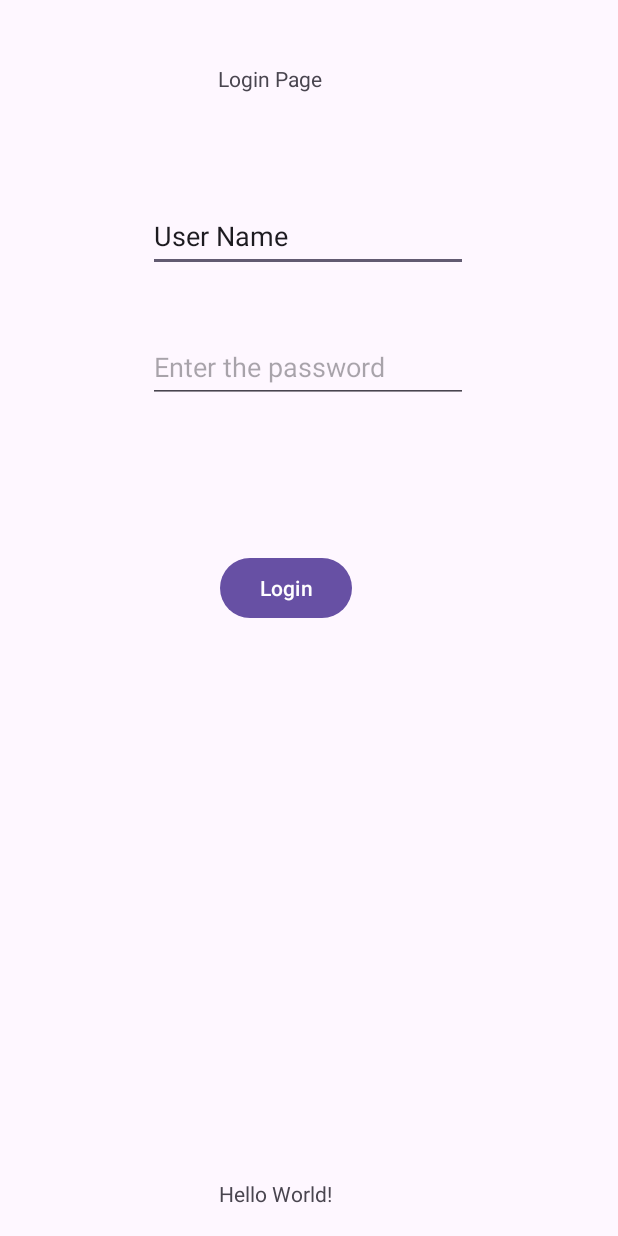
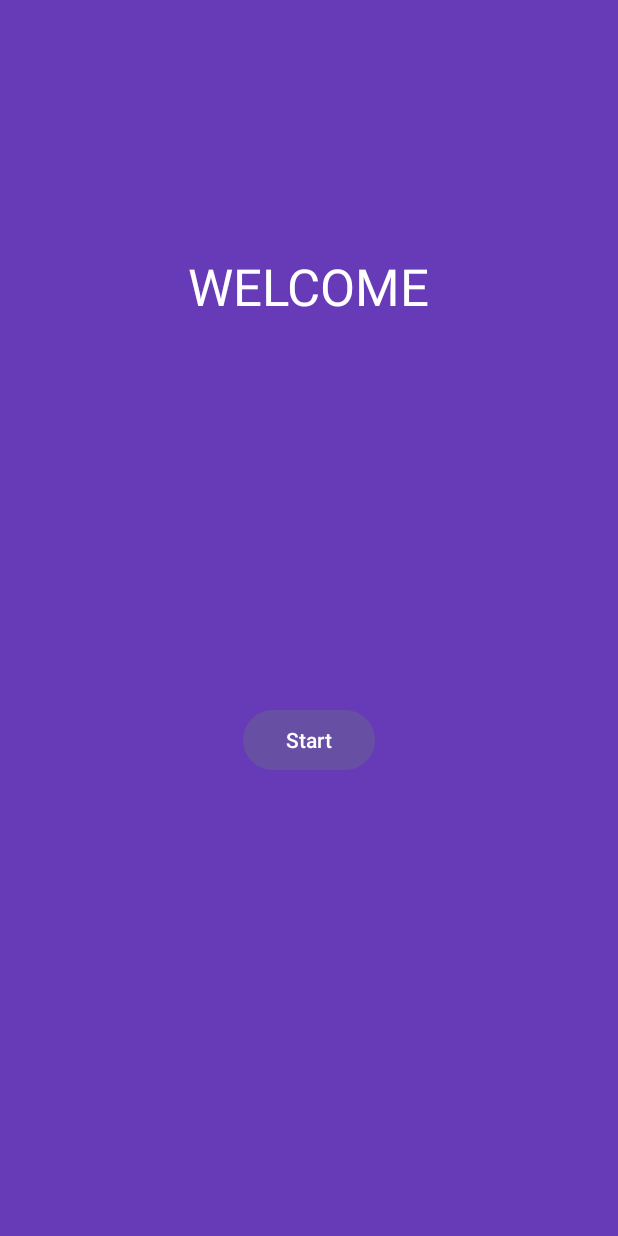
Before and after one commit to bhargavvarmasagi/Attendance-Buddy, an Android app: the screen it shows after launch (MainActivity), on a phone screen of 412 x 824 dp. Run offline under Robolectric (Android 15) with nearby library versions, the phone set to English and light mode, and no system bars.

Commit message:
updated the attendance app with new activities and changing old activities

```diff
--- a/app/src/main/AndroidManifest.xml
+++ b/app/src/main/AndroidManifest.xml
@@ -12,6 +12,9 @@
         android:supportsRtl="true"
         android:theme="@style/Theme.AttendanceBuddy"
         tools:targetApi="31">
+        <activity
+            android:name=".login"
+            android:exported="false" />
         <activity
             android:name=".AttendanceMarkingActivity"
             android:exported="false" />
--- a/app/src/main/java/com/example/attendance_buddy/MainActivity.java
+++ b/app/src/main/java/com/example/attendance_buddy/MainActivity.java
@@ -1,34 +1,31 @@
 package com.example.attendance_buddy;
+
+import androidx.appcompat.app.AppCompatActivity;
 
 import android.content.Intent;
 import android.os.Bundle;
 import android.view.View;
 import android.widget.Button;
 
-import androidx.activity.EdgeToEdge;
-import androidx.appcompat.app.AppCompatActivity;
-import androidx.core.graphics.Insets;
-import androidx.core.view.ViewCompat;
-import androidx.core.view.WindowInsetsCompat;
-
 public class MainActivity extends AppCompatActivity {
 
     @Override
     protected void onCreate(Bundle savedInstanceState) {
         super.onCreate(savedInstanceState);
-        EdgeToEdge.enable(this);
         setContentView(R.layout.activity_main);
-        ViewCompat.setOnApplyWindowInsetsListener(findViewById(R.id.main), (v, insets) -> {
-            Insets systemBars = insets.getInsets(WindowInsetsCompat.Type.systemBars());
-            v.setPadding(systemBars.left, systemBars.top, systemBars.right, systemBars.bottom);
-            return insets;
+        Button startBTN = findViewById(R.id.startBTN);
+        startBTN.setOnClickListener(new View.OnClickListener() {
+
+            @Override
+            public void onClick(View v) {
+                onClickstartBTN(v);
+            }
         });
+    }
 
-    }
-    public void loginActivity(View v){
-        Button loginBTN = findViewById(R.id.loginBTN);
-        Intent intent = new Intent(MainActivity.this, DashboardActivity.class);
-        startActivity(intent);
+    public void onClickstartBTN(View v) {
+        Intent ini = new Intent(this, login.class);
 
+        startActivity(ini);
     }
 }
--- a/app/src/main/res/layout/activity_main.xml
+++ b/app/src/main/res/layout/activity_main.xml
@@ -5,72 +5,30 @@
     android:id="@+id/main"
     android:layout_width="match_parent"
     android:layout_height="match_parent"
+    android:background="#673AB7"
     tools:context=".MainActivity">
 
-    <TextView
+
+    <Button
+        android:id="@+id/startBTN"
         android:layout_width="wrap_content"
         android:layout_height="wrap_content"
-        android:text="Hello World!"
-        app:layout_constraintBottom_toBottomOf="parent"
+        android:layout_marginTop="256dp"
+        android:text="Start"
         app:layout_constraintEnd_toEndOf="parent"
-        app:layout_constraintHorizontal_bias="0.434"
         app:layout_constraintStart_toStartOf="parent"
-        app:layout_constraintTop_toTopOf="parent"
-        app:layout_constraintVertical_bias="0.977" />
+        app:layout_constraintTop_toBottomOf="@+id/welcomeTV" />
 
     <TextView
-        android:id="@+id/textView4"
+        android:id="@+id/welcomeTV"
         android:layout_width="wrap_content"
         android:layout_height="wrap_content"
-        android:text="Login Page"
-        app:layout_constraintBottom_toBottomOf="parent"
+        android:layout_marginTop="168dp"
+        android:text="WELCOME"
+        android:textColor="#FFFFFF"
+        android:textSize="34sp"
         app:layout_constraintEnd_toEndOf="parent"
-        app:layout_constraintHorizontal_bias="0.425"
+        app:layout_constraintHorizontal_bias="0.5"
         app:layout_constraintStart_toStartOf="parent"
-        app:layout_constraintTop_toTopOf="parent"
-        app:layout_constraintVertical_bias="0.053" />
-
-    <EditText
-        android:id="@+id/userNameET"
-        android:layout_width="wrap_content"
-        android:layout_height="wrap_content"
-        android:ems="10"
-        android:inputType="text"
-        android:minHeight="48dp"
-        android:text="User Name"
-        app:layout_constraintBottom_toBottomOf="parent"
-        app:layout_constraintEnd_toEndOf="parent"
-        app:layout_constraintHorizontal_bias="0.497"
-        app:layout_constraintStart_toStartOf="parent"
-        app:layout_constraintTop_toTopOf="parent"
-        app:layout_constraintVertical_bias="0.172" />
-
-    <EditText
-        android:id="@+id/passwordET"
-        android:layout_width="wrap_content"
-        android:layout_height="wrap_content"
-        android:ems="10"
-        android:hint="Enter the password"
-        android:inputType="textPassword"
-        android:minHeight="48dp"
-        app:layout_constraintBottom_toBottomOf="parent"
-        app:layout_constraintEnd_toEndOf="parent"
-        app:layout_constraintHorizontal_bias="0.497"
-        app:layout_constraintStart_toStartOf="parent"
-        app:layout_constraintTop_toTopOf="parent"
-        app:layout_constraintVertical_bias="0.284" />
-
-    <Button
-        android:id="@+id/loginBTN"
-        android:layout_width="wrap_content"
-        android:layout_height="wrap_content"
-        android:onClick="loginActivity"
-        android:text="Login"
-        app:layout_constraintBottom_toBottomOf="parent"
-        app:layout_constraintEnd_toEndOf="parent"
-        app:layout_constraintHorizontal_bias="0.453"
-        app:layout_constraintStart_toStartOf="parent"
-        app:layout_constraintTop_toTopOf="parent"
-        app:layout_constraintVertical_bias="0.474" />
-
+        app:layout_constraintTop_toTopOf="parent" />
 </androidx.constraintlayout.widget.ConstraintLayout>
```
Also changed, not shown: app/src/main/java/com/example/attendance_buddy/AttendanceMarkingActivity.java (deleted, +0 -24 lines), app/src/main/java/com/example/attendance_buddy/DashboardActivity.java (deleted, +0 -24 lines), app/src/main/java/com/example/attendance_buddy/introActivity.java (deleted, +0 -24 lines), app/src/main/java/com/example/attendance_buddy/login.java (added, +42 -0 lines), app/src/main/res/layout/activity_attendance_marking.xml (deleted, +0 -69 lines), app/src/main/res/layout/activity_dashboard.xml (deleted, +0 -61 lines), app/src/main/res/layout/activity_intro.xml (deleted, +0 -10 lines), app/src/main/res/layout/activity_login.xml (added, +63 -0 lines).
